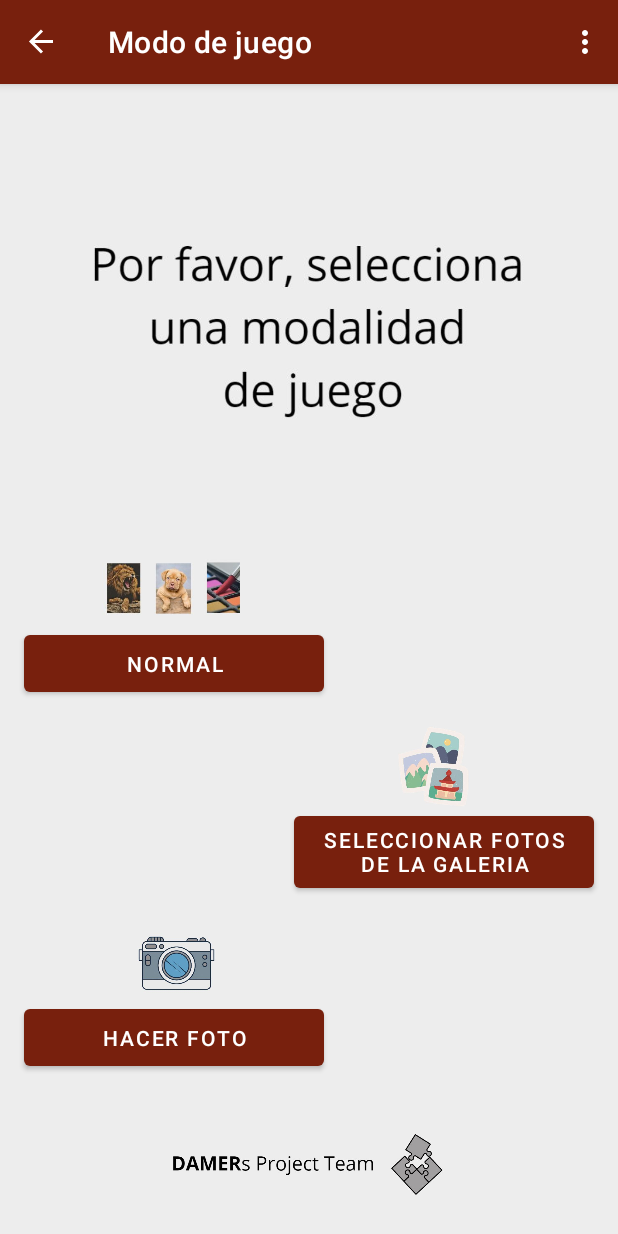
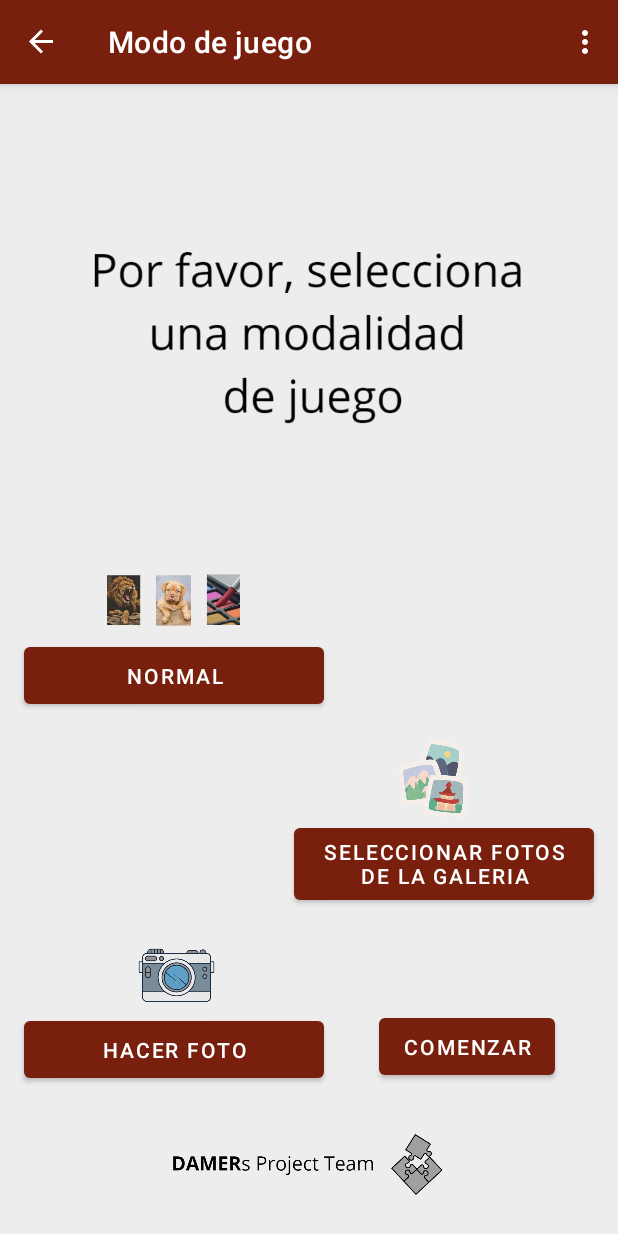
Before and after one commit to amontalbang/05-11-2022, an Android app: the selection screen opened through its navigation route, on a phone screen of 412 x 824 dp. Run offline under Robolectric (Android 15) with nearby library versions, the phone set to English and light mode, and no system bars; our stand-ins replace navigation-ui; pictures from the network do not load.

Commit message:
Last changes merge develop

```diff
--- a/app/src/main/java/com/example/a05_11_2022/SelectorImageFragment.java
+++ b/app/src/main/java/com/example/a05_11_2022/SelectorImageFragment.java
@@ -45,12 +45,12 @@ public class SelectorImageFragment extends Fragment {
         image = view.findViewById(R.id.imageView6);
 
         Button button_start = view.findViewById(R.id.button_start);
-        button_start.setOnClickListener(new View.OnClickListener() {
+        /*button_start.setOnClickListener(new View.OnClickListener() {
             @Override
             public void onClick(View v) {
                 Navigation.findNavController(view).navigate(R.id.action_selectorImageFragment_to_puzzleFirstFragment);
             }
-        });
+        });*/
 
         Button button_gallery = view.findViewById(R.id.button_gallery);
         button_gallery.setOnClickListener(new View.OnClickListener() {
--- a/app/src/main/res/layout/fragment_selection.xml
+++ b/app/src/main/res/layout/fragment_selection.xml
@@ -58,7 +58,7 @@
         android:id="@+id/button_camera"
         android:layout_width="200dp"
         android:layout_height="50dp"
-        android:layout_marginBottom="36dp"
+        android:layout_marginBottom="28dp"
         android:text="@string/mode_camera"
         app:layout_constraintBottom_toTopOf="@+id/imageView2"
         app:layout_constraintEnd_toEndOf="parent"
@@ -100,4 +100,16 @@
         app:layout_constraintHorizontal_bias="0.215"
         app:layout_constraintStart_toStartOf="parent" />
 
+    <Button
+        android:id="@+id/button_start"
+        android:layout_width="wrap_content"
+        android:layout_height="50dp"
+        android:layout_marginTop="68dp"
+        android:layout_marginEnd="42dp"
+        android:layout_marginBottom="31dp"
+        android:text="@string/start_puzzle"
+        app:layout_constraintBottom_toTopOf="@+id/imageView2"
+        app:layout_constraintEnd_toEndOf="parent"
+        app:layout_constraintTop_toBottomOf="@+id/button_gallery" />
+
 </androidx.constraintlayout.widget.ConstraintLayout>
--- a/app/src/main/res/navigation/nav_graph.xml
+++ b/app/src/main/res/navigation/nav_graph.xml
@@ -57,7 +57,7 @@
             android:id="@+id/action_trans1_to_FirstFragment"
             app:destination="@id/FirstFragment"
             app:launchSingleTop="true"
-            app:popUpTo="@+id/nav_graph"
+            app:popUpTo="@id/nav_graph"
             app:popUpToInclusive="true"/>
         <action
             android:id="@+id/action_trans1_to_puzzleFirstFragment"
@@ -100,9 +100,9 @@
         tools:layout="@layout/fragment_trans2" >
         <action
             android:id="@+id/action_trans2_to_puzzleFirstFragment"
-            app:destination="@id/puzzleFirstFragment"
+            app:destination="@id/selection"
             app:launchSingleTop="true"
-            app:popUpTo="@+id/nav_graph"
+            app:popUpTo="@id/nav_graph"
             app:popUpToInclusive="true"/>
         <action
             android:id="@+id/action_trans2_to_FirstFragment"
```
Also changed, not shown: app/src/main/java/com/example/a05_11_2022/selection.java (+124 -0 lines).
